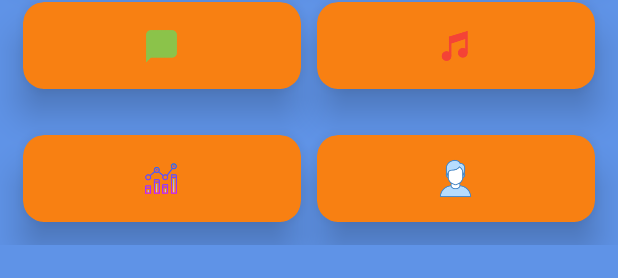
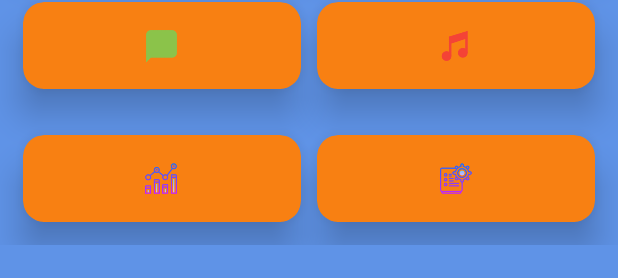
Before and after one commit to pkinsella32/BabyMate, an Android app: the layout activity_main.xml on its own in the app's theme, with its tools: preview values and no code run, on a phone screen of 412 x 824 dp. Shown: the part 955-1233 px from the top of the screen. Run offline under Robolectric (Android 15) with nearby library versions, the phone set to English and light mode, and no system bars.

Commit message:
HomeScreen updates #4

```diff
--- a/app/src/main/res/layout/activity_main.xml
+++ b/app/src/main/res/layout/activity_main.xml
@@ -351,17 +351,16 @@
                     android:layout_width="wrap_content"
                     android:layout_height="wrap_content"
                     android:layout_gravity="center_horizontal"
-                    android:src="@drawable/profile"
+                    android:src="@drawable/settings"
                     android:contentDescription="@string/todo" />
 
                 <TextView
-                    android:text="@string/user_profile"
-                    android:textAlignment="center"
+                    android:layout_width="wrap_content"
+                    android:layout_height="wrap_content"
+                    android:text="Options"
                     android:textColor="@android:color/white"
                     android:textSize="14sp"
-                    android:textStyle="bold"
-                    android:layout_width="wrap_content"
-                    android:layout_height="wrap_content" />
+                    android:textStyle="bold" />
 
 
 
```
Also changed, not shown: app/src/main/res/drawable-v24/dad.png (added), app/src/main/res/drawable-v24/hush.png (added), app/src/main/res/drawable-v24/mum.png (added), app/src/main/res/drawable-v24/settings.png (added).
